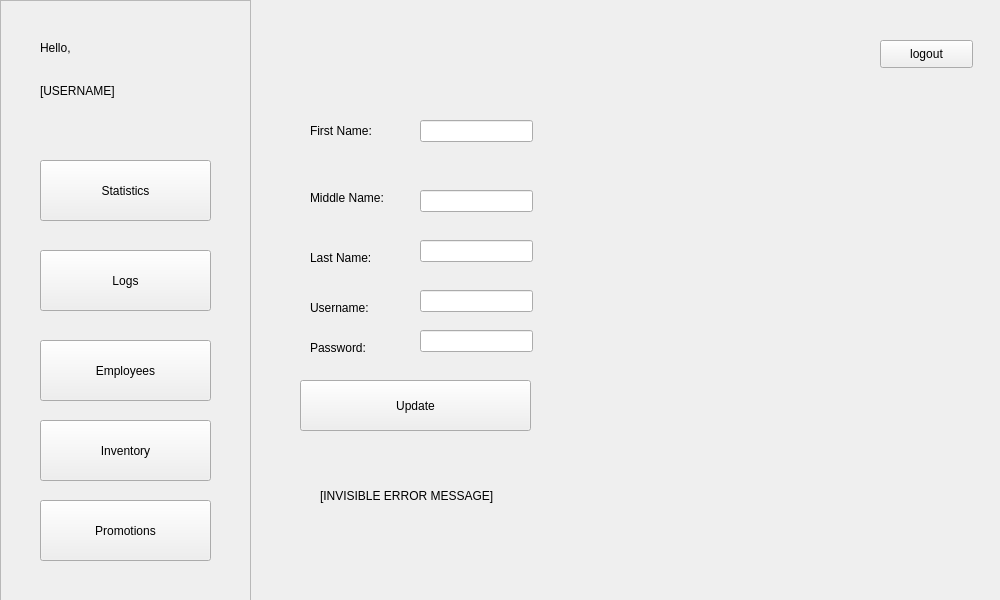
The window that POS/UI/EditEmployee.ui (ReiZedlav/CSCC-21.1-Software-Engineering-1) describes before a commit, drawn with Qt 5.
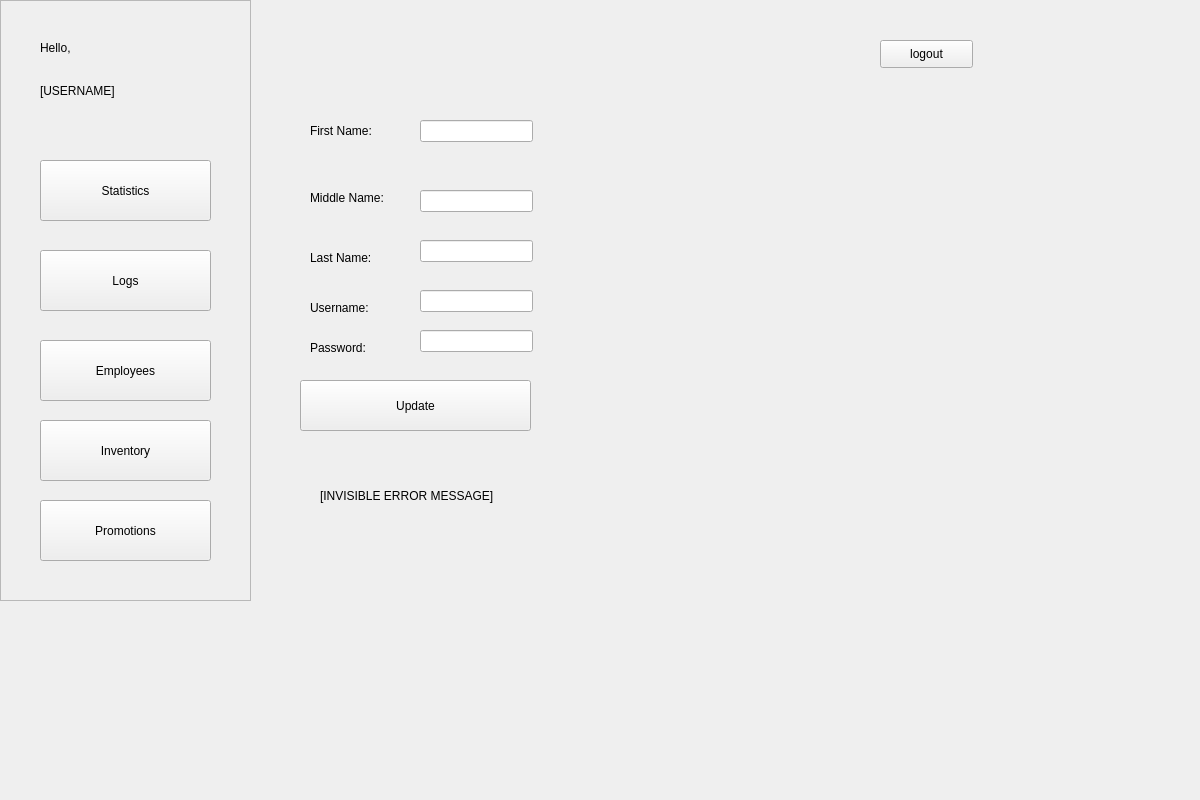
The same window after the commit.

Diff of the .ui file:
```diff
--- a/POS/UI/EditEmployee.ui
+++ b/POS/UI/EditEmployee.ui
@@ -6,8 +6,8 @@
    <rect>
     <x>0</x>
     <y>0</y>
-    <width>1000</width>
-    <height>600</height>
+    <width>1200</width>
+    <height>800</height>
    </rect>
   </property>
   <property name="windowTitle">
```
Left out of the diff: 2 changed lines with no effect on the pictures.
